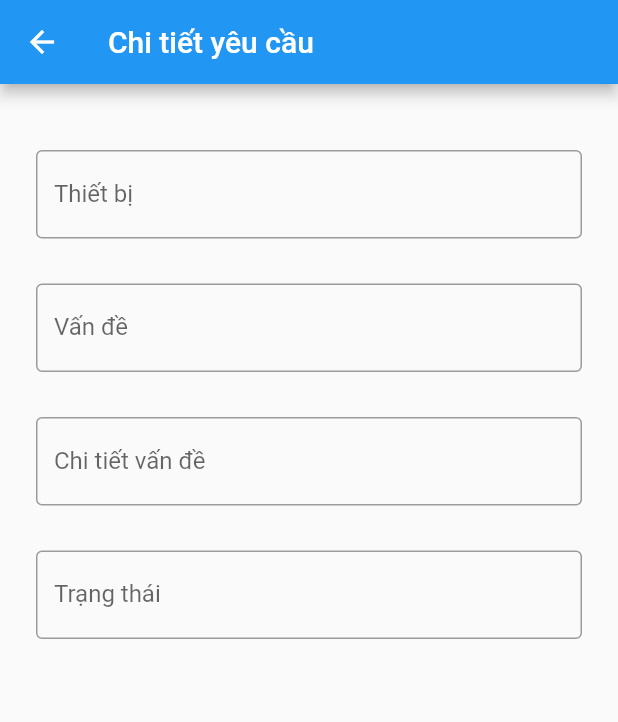
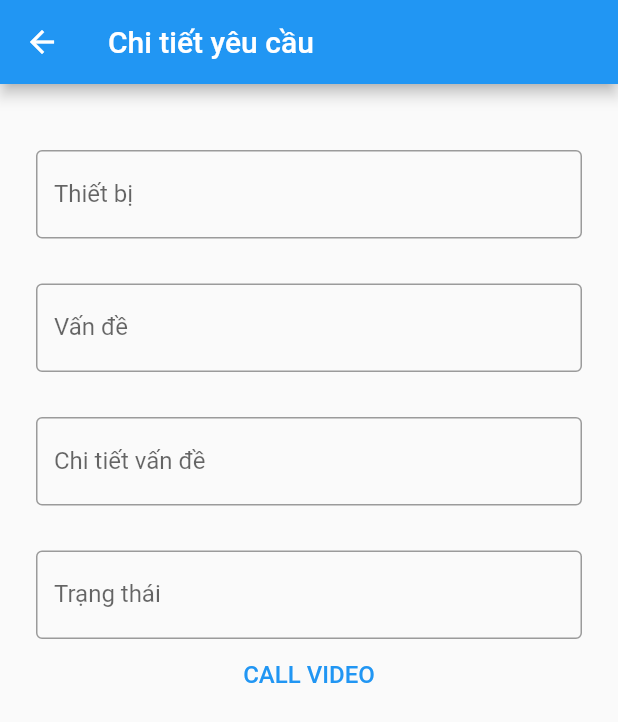
Before and after one commit to Tin542/IT_Support_PRM, a Flutter app: the DetailRequestScreen screen opened directly with empty values, on a phone screen of 412 x 824 dp. Shown: the top 722 px of the screen. Run offline on Flutter 3.47's test engine with Material 2 defaults, Android fonts, the phone set to English and light mode, and no system bars; our stand-ins replace bubble, firebase_auth, firebase_core, firebase_database, flutter_svg, fluttertoast and 4 more; missing offline and left inert: agora_rtc_engine, animated_textformfields; accounts and stored records are empty.

Commit message:
CALL BUTTON

```diff
--- a/lib/screens/request_screen/it_request_detail_screen.dart
+++ b/lib/screens/request_screen/it_request_detail_screen.dart
@@ -1,5 +1,6 @@
 import 'package:flutter/material.dart';
 import 'package:it_support/models/request.dart';
+import 'package:it_support/screens/call_screen/videocall_screen.dart';
 
 import '../../constant.dart';
 
@@ -62,12 +63,23 @@ class DetailRequestScreen extends StatelessWidget {
                   initialValue: request.description),
               SizedBox(height: 30),
               TextFormField(
-                  readOnly: true,
-                  decoration: const InputDecoration(
-                    border: OutlineInputBorder(),
-                    labelText: "Trạng thái",
-                  ),
-                  initialValue: request.status),
+                readOnly: true,
+                decoration: const InputDecoration(
+                  border: OutlineInputBorder(),
+                  labelText: "Trạng thái",
+                ),
+                initialValue: request.status,
+              ),
+              FlatButton(
+                onPressed: () {
+                  Navigator.push(context,
+                      MaterialPageRoute(builder: (context) => CallScreen()));
+                },
+                child: Text(
+                  "CALL VIDEO",
+                  style: TextStyle(color: Colors.blue, fontSize: 16),
+                ),
+              ),
             ],
           ),
         ),
```
